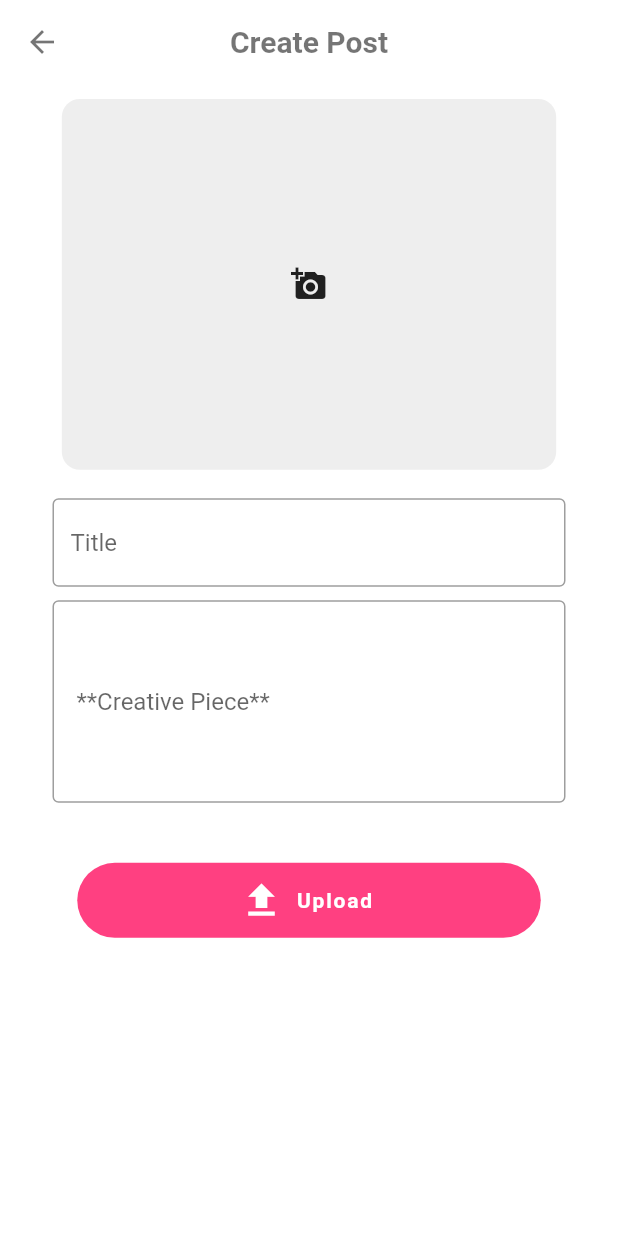
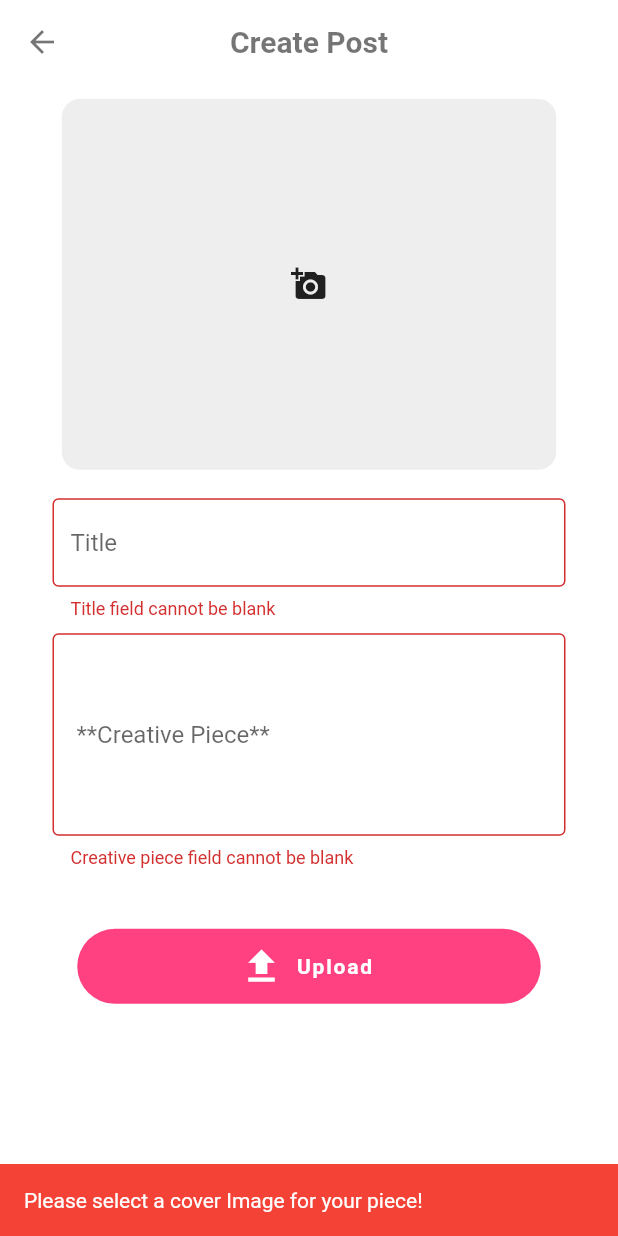
Before and after one commit to musumbidenis/poetry_blog_rebuild, a Flutter app: the CreatePost screen opened directly, after a tap on "Upload", on a phone screen of 412 x 824 dp. Run offline on Flutter 3.47's test engine with Material 2 defaults, Android fonts, the phone set to English and light mode, and no system bars; our stand-ins replace cached_network_image, flushbar, image_picker, random_string, shared_preferences, timeago; accounts and stored records are empty; Roboto replaces fonts that are missing (Source Sans Pro).

Commit message:
Added form validation for Creating Post

```diff
--- a/lib/screens/createPost.dart
+++ b/lib/screens/createPost.dart
@@ -3,6 +3,7 @@ import 'dart:io';
 import 'package:flushbar/flushbar.dart';
 import 'package:flutter/material.dart';
 import 'package:image_picker/image_picker.dart';
+import 'package:poetry_blog_rebuild/data/api.dart';
 import 'package:random_string/random_string.dart';
 import 'package:shared_preferences/shared_preferences.dart';
 
@@ -164,7 +165,7 @@ class _CreatePostState extends State<CreatePost> {
                           fontFamily: 'Source Sans Pro',
                           fontWeight: FontWeight.bold),
                     ),
-                    onPressed: () {},
+                    onPressed: _createPost,
                   ),
                 ),
               ],
@@ -174,4 +175,58 @@ class _CreatePostState extends State<CreatePost> {
       ],
     ));
   }
+
+  /*Create new post*/
+  Future _createPost() async {
+    var form = _formKey.currentState;
+    if (form.validate() && selectedImage != null) {
+      form.save();
+
+      /*Retrieve the username of user from localStorage */
+      SharedPreferences localStorage = await SharedPreferences.getInstance();
+      var username = localStorage.getString('userKey');
+
+      var data = {
+        'title': title.text,
+        'description': description.text,
+        'username': username,
+        'image': base64Encode(selectedImage.readAsBytesSync()),
+        'imageName': randomAlphaNumeric(9),
+      };
+
+      /*Set the login button to loading state */
+      setState(() {
+        isLoading = true;
+      });
+
+      var response = await CallAPi().postData(data, 'post');
+      var body = json.decode(response.body);
+
+      if (body == 'success') {
+        /*Navigate to the Home page */
+        Navigator.pop(context);
+
+        /**Set loading state of button to false &&
+         * Clear the text fileds
+        */
+        title.clear();
+        description.clear();
+        setState(() {
+          isLoading = false;
+        });
+      } else {
+        /*Set loading state of button to false */
+        setState(() {
+          isLoading = false;
+        });
+      }
+    } else if (selectedImage == null) {
+      /**Display error message */
+      Flushbar(
+        message: "Please select a cover Image for your piece!",
+        duration: Duration(seconds: 3),
+        backgroundColor: Colors.red,
+      )..show(context);
+    }
+  }
 }
```
